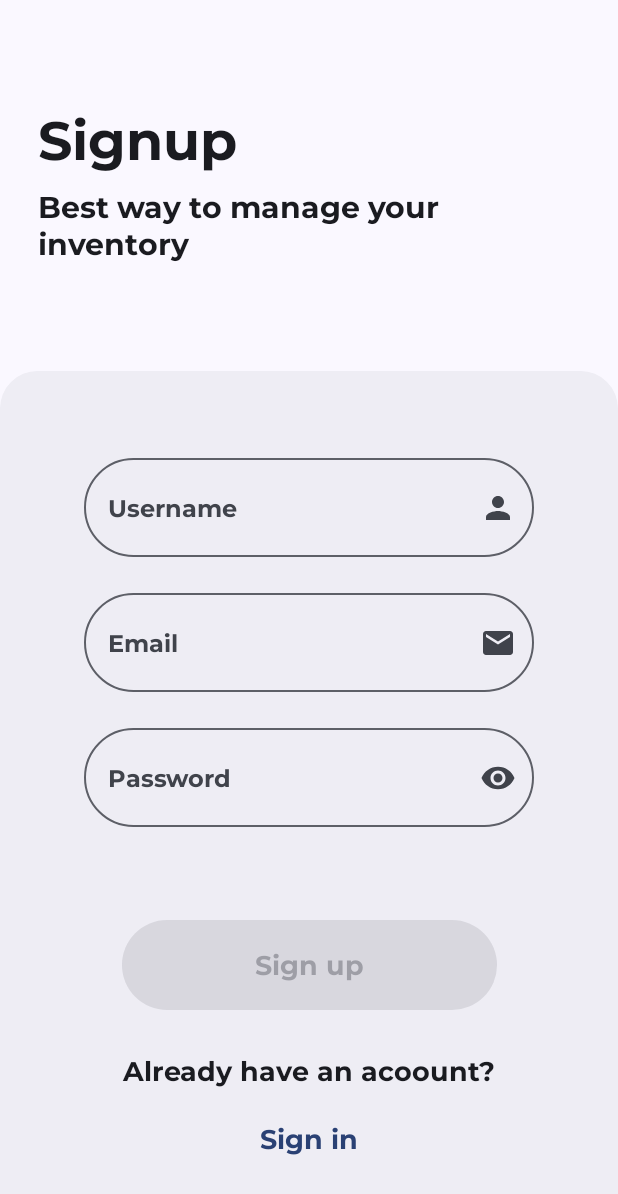
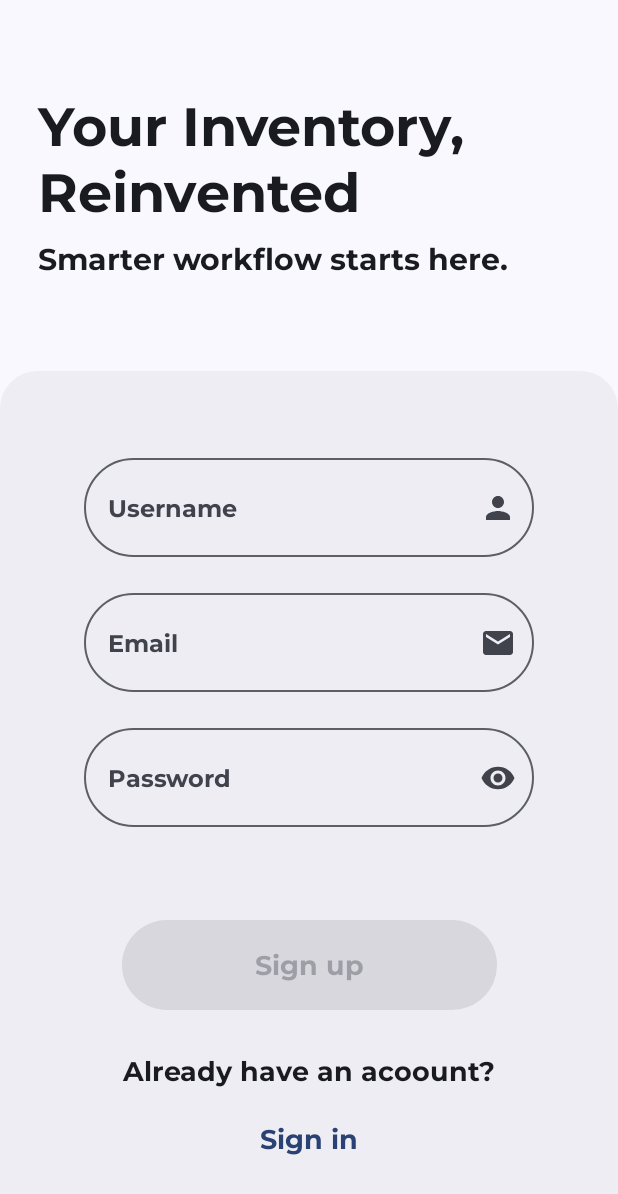
Before and after one commit to nxtgencat/NxtVentory, an Android app built with Jetpack Compose: the screen it shows after launch (MainActivity), after a tap on "Create account", on a phone screen of 412 x 824 dp. Shown: the top 1194 px of the screen. Run offline under Robolectric (Android 15) with nearby library versions, the phone set to English and light mode, and no system bars; our stand-ins replace Firebase (no records; nobody signed in at launch, a user with empty details on screens opened directly), Voyager; Roboto replaces fonts that are not available here.

Commit message:
welcome,signin,signup,resetpass mvvm arch dev build

```diff
--- a/app/src/main/java/cat/nxtventory/meow/signup/ui/SignUpScreen.kt
+++ b/app/src/main/java/cat/nxtventory/meow/signup/ui/SignUpScreen.kt
@@ -111,12 +111,12 @@ private fun SignUpScreenUI() {
 @Composable
 private fun TopBarUI() {
     Text(
-        text = "Signup",
+        text = "Your Inventory, Reinvented",
         style = MaterialTheme.typography.displayMedium,
     )
     Spacer(modifier = Modifier.height(10.dp))
     Text(
-        text = "Best way to manage your inventory",
+        text = "Smarter workflow starts here.",
         style = MaterialTheme.typography.titleLarge,
     )
 }
--- a/app/src/main/java/cat/nxtventory/meow/welcome/WelcomeScreen.kt
+++ b/app/src/main/java/cat/nxtventory/meow/welcome/WelcomeScreen.kt
@@ -77,12 +77,12 @@ private fun WelcomeScreenUI() {
 @Composable
 private fun TopBarUI() {
     Text(
-        text = "Get started!",
+        text = "NxtVentory",
         style = MaterialTheme.typography.displayMedium,
     )
     Spacer(modifier = Modifier.height(10.dp))
     Text(
-        text = "Best way to manage your inventory",
+        text = "Smarter inventory, faster workflow.",
         style = MaterialTheme.typography.titleLarge,
     )
 }
```
Also changed, not shown: app/src/main/java/cat/nxtventory/meow/signin/data/SigninModel.kt (+7 -2 lines), app/src/main/java/cat/nxtventory/meow/signin/ui/SignInScreen.kt (+39 -2 lines), app/src/main/java/cat/nxtventory/meow/signup/data/SIgnUpModel.kt (+8 -4 lines).
